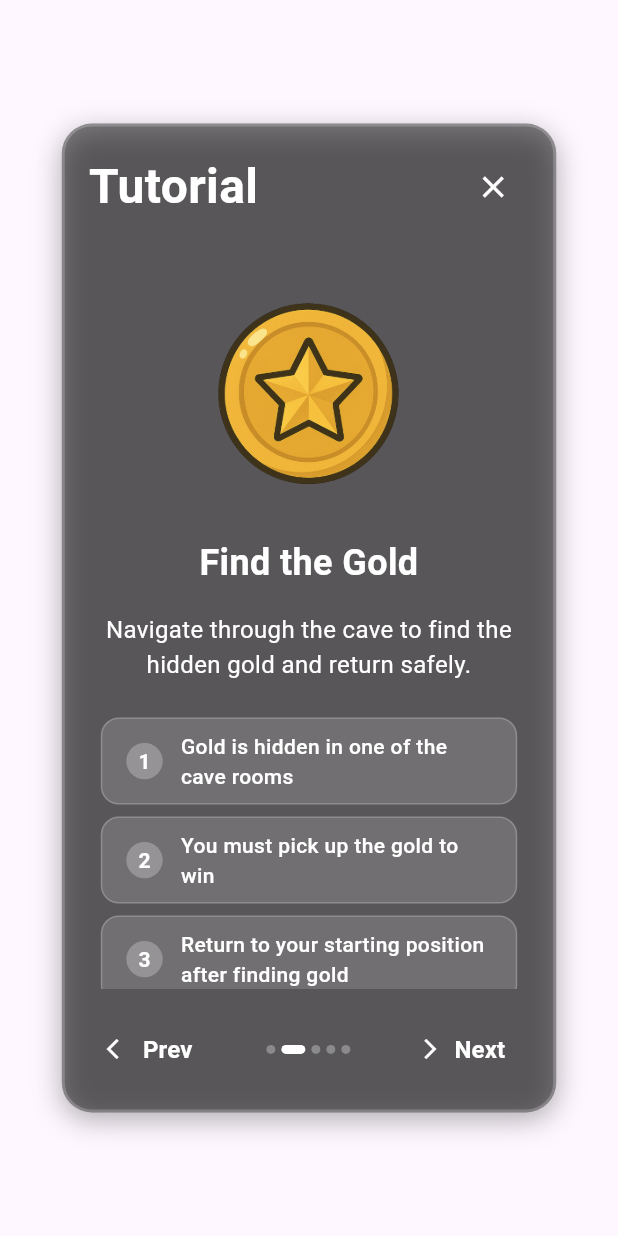
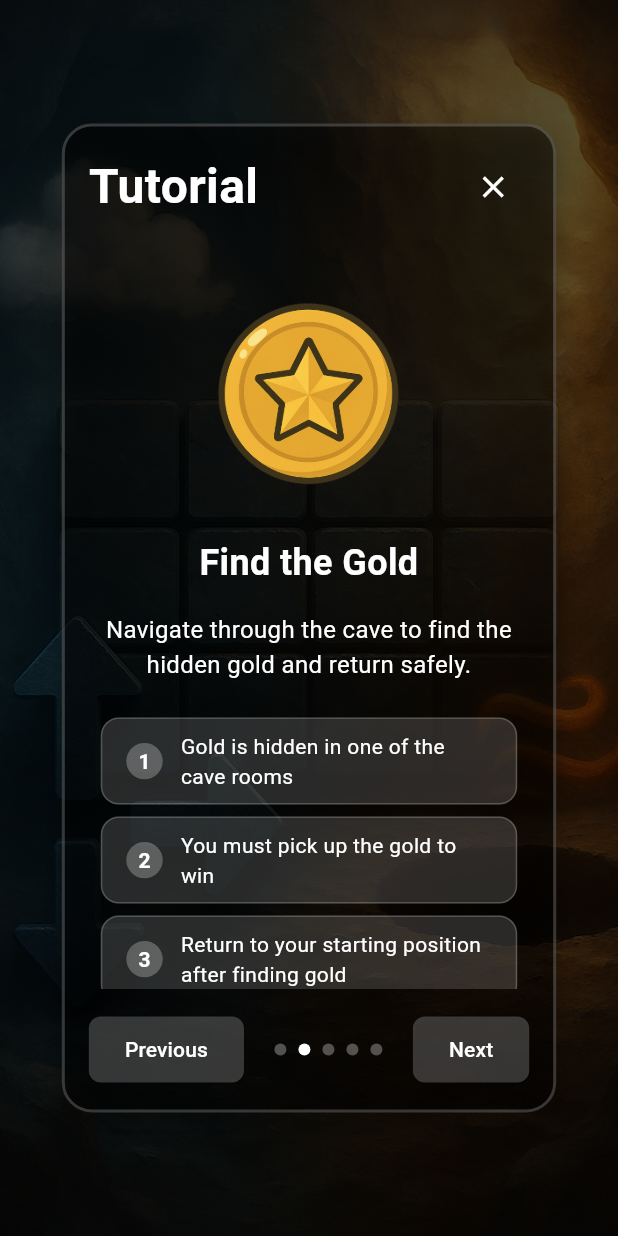
Before and after one commit to dbsmsen/wumpus-universe, a Flutter app: the TutorialDialog widget shown alone on an empty page, opened directly, scrolled down 140 dp, after a tap on "Next", on a phone screen of 412 x 824 dp. Run offline on Flutter 3.47's test engine with Material 3 defaults, Android fonts, the phone set to English and light mode, and no system bars; our stand-ins replace cloud_firestore, firebase_auth, firebase_core, font_awesome_flutter, google_sign_in; missing offline and left inert: dart:html; accounts and stored records are empty.

Commit message:
updated tutorial_dialog.dart

```diff
--- a/lib/widgets/tutorial_dialog.dart
+++ b/lib/widgets/tutorial_dialog.dart
@@ -117,6 +117,34 @@ class _TutorialDialogState extends State<TutorialDialog> {
   Widget build(BuildContext context) {
     return Dialog(
       backgroundColor: Colors.transparent,
+      insetPadding: EdgeInsets.zero,
+      child: Container(
+        width: MediaQuery.of(context).size.width,
+        height: MediaQuery.of(context).size.height,
+        decoration: const BoxDecoration(
+          image: DecorationImage(
+            image: AssetImage('assets/images/grid_background.png'),
+            fit: BoxFit.cover,
+          ),
+        ),
+        child: Stack(
+          children: [
+            // Shadowy overlay
+            Container(
+              decoration: BoxDecoration(
+                gradient: LinearGradient(
+                  begin: Alignment.topCenter,
+                  end: Alignment.bottomCenter,
+                  colors: [
+                    Colors.black.withOpacity(0.7),
+                    Colors.black.withOpacity(0.5),
+                    Colors.black.withOpacity(0.7),
+                  ],
+                ),
+              ),
+            ),
+            // Content
+            Center(
               child: Container(
                 width: MediaQuery.of(context).size.width * 0.8,
                 height: MediaQuery.of(context).size.height * 0.8,
@@ -160,8 +188,7 @@ class _TutorialDialogState extends State<TutorialDialog> {
                     Expanded(
                       child: PageView.builder(
                         controller: _pageController,
-                physics:
-                    const NeverScrollableScrollPhysics(), // Prevent swiping
+                        physics: const NeverScrollableScrollPhysics(),
                         itemCount: pages.length,
                         itemBuilder: (context, index) {
                           final page = pages[index];
@@ -207,17 +234,20 @@ class _TutorialDialogState extends State<TutorialDialog> {
                                     textWidthBasis: TextWidthBasis.longestLine,
                                   ),
                                   const SizedBox(height: 24),
-                          ...rules
-                              .map((rule) => Center(
+                                  ...rules.map((rule) => Center(
                                         child: Container(
-                                      margin: const EdgeInsets.only(bottom: 8),
+                                          margin:
+                                              const EdgeInsets.only(bottom: 8),
                                           padding: const EdgeInsets.symmetric(
                                               horizontal: 16, vertical: 8),
                                           decoration: BoxDecoration(
-                                        color: Colors.white.withOpacity(0.15),
-                                        borderRadius: BorderRadius.circular(12),
+                                            color:
+                                                Colors.white.withOpacity(0.15),
+                                            borderRadius:
+                                                BorderRadius.circular(12),
                                             border: Border.all(
-                                          color: Colors.white.withOpacity(0.2),
+                                              color:
+                                                  Colors.white.withOpacity(0.2),
                                               width: 1,
                                             ),
                                           ),
@@ -227,7 +257,8 @@ class _TutorialDialogState extends State<TutorialDialog> {
                                                   MainAxisAlignment.center,
                                               children: [
                                                 Container(
-                                              padding: const EdgeInsets.all(8),
+                                                  padding:
+                                                      const EdgeInsets.all(8),
                                                   decoration: BoxDecoration(
                                                     color: Colors.white
                                                         .withOpacity(0.25),
@@ -237,7 +268,8 @@ class _TutorialDialogState extends State<TutorialDialog> {
                                                     '${rules.indexOf(rule) + 1}',
                                                     style: const TextStyle(
                                                       color: Colors.white,
-                                                  fontWeight: FontWeight.bold,
+                                                      fontWeight:
+                                                          FontWeight.bold,
                                                     ),
                                                   ),
                                                 ),
@@ -248,7 +280,6 @@ class _TutorialDialogState extends State<TutorialDialog> {
                                                     style: const TextStyle(
                                                       color: Colors.white,
                                                       fontSize: 14,
-                                                  fontWeight: FontWeight.w500,
                                                     ),
                                                   ),
                                                 ),
@@ -256,8 +287,7 @@ class _TutorialDialogState extends State<TutorialDialog> {
                                             ),
                                           ),
                                         ),
-                                  ))
-                              .toList(),
+                                      )),
                                 ],
                               ),
                             ),
@@ -271,95 +301,69 @@ class _TutorialDialogState extends State<TutorialDialog> {
                         mainAxisAlignment: MainAxisAlignment.spaceBetween,
                         children: [
                           if (currentPage > 0)
-                    TextButton.icon(
+                            ElevatedButton(
                               onPressed: () {
                                 _pageController.previousPage(
                                   duration: const Duration(milliseconds: 300),
                                   curve: Curves.easeInOut,
                                 );
                               },
-                      icon: const Icon(Icons.arrow_back_ios,
-                          color: Colors.white, size: 16),
-                      label: const Text(
-                        'Prev',
-                        style: TextStyle(
-                          color: Colors.white,
-                          fontSize: 16,
-                          fontWeight: FontWeight.w600,
+                              style: ElevatedButton.styleFrom(
+                                backgroundColor: Colors.white.withOpacity(0.2),
+                                foregroundColor: Colors.white,
+                                padding: const EdgeInsets.symmetric(
+                                    horizontal: 24, vertical: 12),
+                                shape: RoundedRectangleBorder(
+                                  borderRadius: BorderRadius.circular(8),
                                 ),
                               ),
+                              child: const Text('Previous'),
                             )
                           else
-                    const SizedBox(width: 80), // Placeholder for alignment
-                  SizedBox(
-                    width: 120, // Fixed width for dots container
-                    child: Row(
-                      mainAxisAlignment: MainAxisAlignment.center,
+                            const SizedBox(width: 100),
+                          Row(
                             children: List.generate(
                               pages.length,
-                        (dotIndex) => AnimatedContainer(
-                          duration: const Duration(milliseconds: 300),
-                          margin: const EdgeInsets.symmetric(horizontal: 2),
-                          width: currentPage == dotIndex ? 16 : 6,
-                          height: 6,
+                              (index) => Container(
+                                width: 8,
+                                height: 8,
+                                margin:
+                                    const EdgeInsets.symmetric(horizontal: 4),
                                 decoration: BoxDecoration(
-                            color: currentPage == dotIndex
+                                  shape: BoxShape.circle,
+                                  color: currentPage == index
                                       ? Colors.white
                                       : Colors.white.withOpacity(0.3),
-                            borderRadius: BorderRadius.circular(3),
-                          ),
                                 ),
                               ),
                             ),
                           ),
                           if (currentPage < pages.length - 1)
-                    TextButton.icon(
+                            ElevatedButton(
                               onPressed: () {
                                 _pageController.nextPage(
                                   duration: const Duration(milliseconds: 300),
                                   curve: Curves.easeInOut,
                                 );
                               },
-                      icon: const Icon(Icons.arrow_forward_ios,
-                          color: Colors.white, size: 16),
-                      label: const Text(
-                        'Next',
-                        style: TextStyle(
-                          color: Colors.white,
-                          fontSize: 16,
-                          fontWeight: FontWeight.w600,
+                              style: ElevatedButton.styleFrom(
+                                backgroundColor: Colors.white.withOpacity(0.2),
+                                foregroundColor: Colors.white,
+                                padding: const EdgeInsets.symmetric(
+                                    horizontal: 24, vertical: 12),
+                                shape: RoundedRectangleBorder(
+                                  borderRadius: BorderRadius.circular(8),
                                 ),
                               ),
+                              child: const Text('Next'),
                             )
                           else
-                    ElevatedButton.icon(
-                      onPressed: () {
-                        Navigator.pop(context);
-                      },
-                      icon: const Icon(Icons.play_arrow_rounded,
-                          color: Colors.blue, size: 18),
-                      label: const Text(
-                        'Start Game',
-                        style: TextStyle(
-                          color: Colors.blue,
-                          fontSize: 16,
-                          fontWeight: FontWeight.bold,
-                        ),
-                      ),
-                      style: ElevatedButton.styleFrom(
-                        backgroundColor: Colors.white,
-                        padding: const EdgeInsets.symmetric(
-                          horizontal: 24,
-                          vertical: 12,
-                        ),
-                        elevation: 8,
-                        shadowColor: Colors.black26,
-                        shape: RoundedRectangleBorder(
-                          borderRadius: BorderRadius.circular(20),
-                        ),
+                            const SizedBox(width: 100),
+                        ],
                       ),
                     ),
                   ],
+                ),
               ),
             ),
           ],
```
Lines whose indentation alone changed are shown as unchanged.
